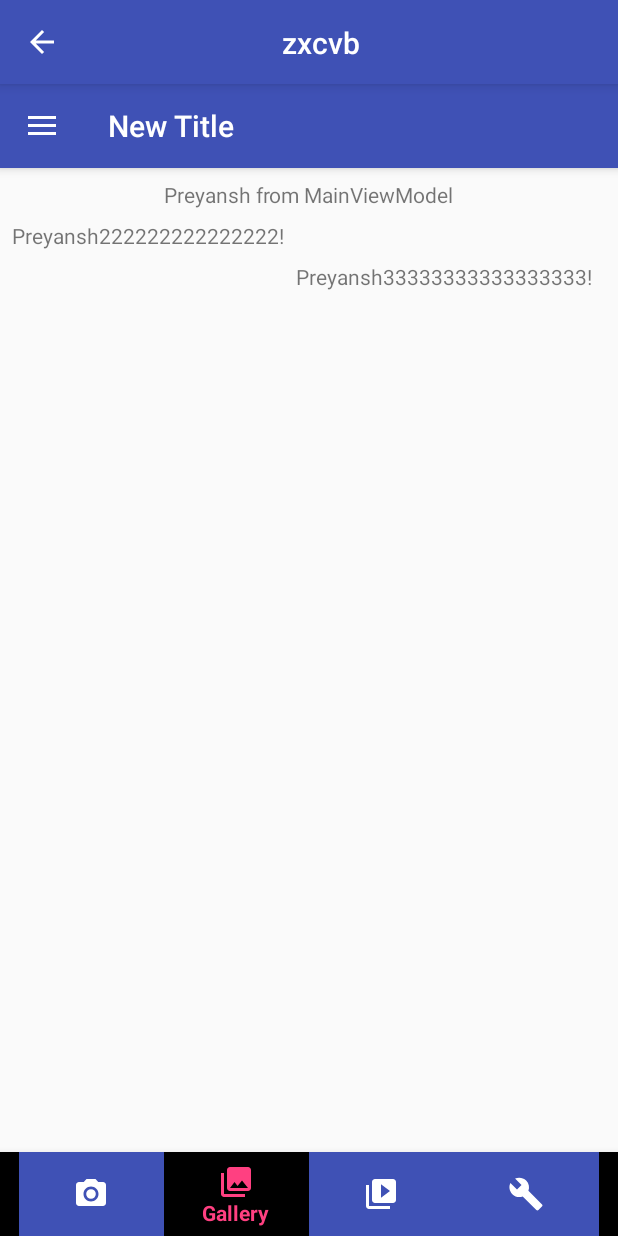
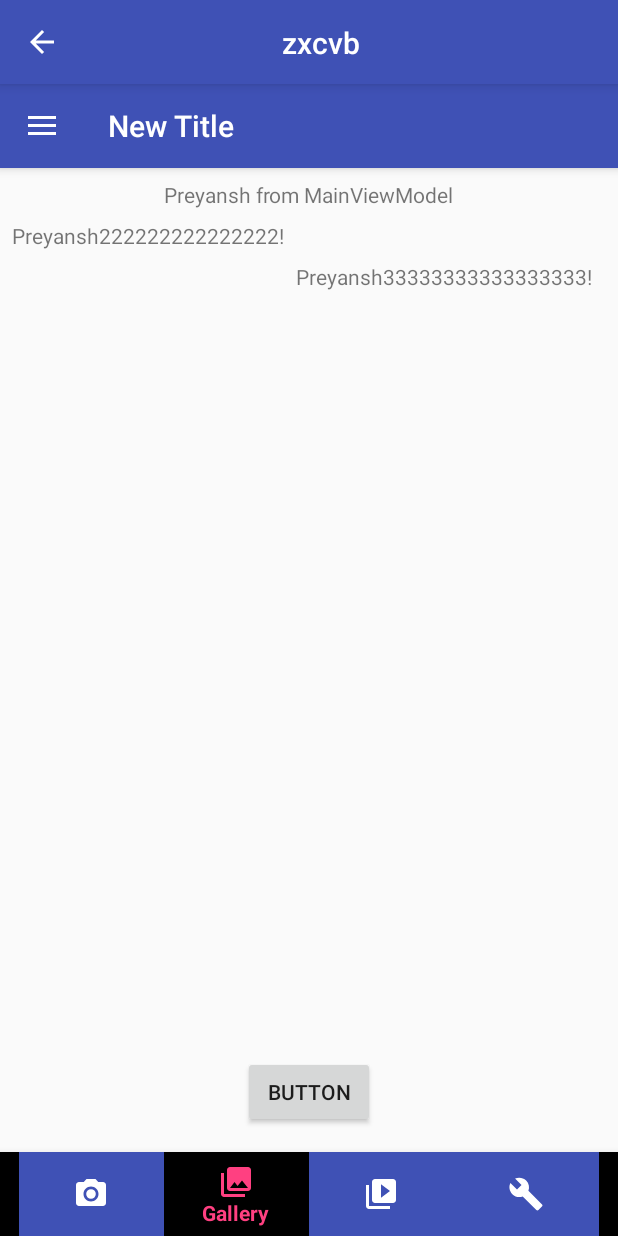
Before and after one commit to preyansh11911/KotlinStructure, an Android app: the screen it shows after launch (MainActivity), item 2 of the bottom bar chosen, on a phone screen of 412 x 824 dp. Run offline under Robolectric (Android 15) with nearby library versions, the phone set to English and light mode, and no system bars; our stand-ins replace data binding; 3 statements that could not run were skipped.

Commit message:
- changes

```diff
--- a/app/src/main/java/com/example/parth/kotlinpractice_2/home/HomeFragment.kt
+++ /dev/null
@@ -1,6 +0,0 @@
-package com.example.parth.kotlinpractice_2.home
-
-
-import android.support.v4.app.Fragment
-
-class HomeFragment : Fragment()
--- a/app/src/main/java/com/example/parth/kotlinpractice_2/module/MainActivity.kt
+++ b/app/src/main/java/com/example/parth/kotlinpractice_2/module/MainActivity.kt
@@ -12,7 +12,7 @@ import com.example.parth.kotlinpractice_2.databinding.NavHeaderDrawerBinding
 import com.example.parth.kotlinpractice_2.kotlin.setBottomNavigation
 import com.example.parth.kotlinpractice_2.support.CoreActivity
 
-class MainActivity : CoreActivity<MainActivity,ActivityMainBinding, MainViewModel>() {
+class MainActivity : CoreActivity<MainActivity, ActivityMainBinding, MainViewModel>() {
 
     companion object {
         fun getIntent(context: Context): Intent {
@@ -23,7 +23,7 @@ class MainActivity : CoreActivity<MainActivity,ActivityMainBinding, MainViewMode
 
     override fun onCreate(savedInstanceState: Bundle?) {
         super.onCreate(savedInstanceState)
-        setDefaults(this,R.layout.activity_main)
+        setDefaults(this, R.layout.activity_main)
     }
 
     override fun setVM(binding: ActivityMainBinding) {
@@ -47,11 +47,16 @@ class MainActivity : CoreActivity<MainActivity,ActivityMainBinding, MainViewMode
     }
 
     override fun bottomNavigation() {
-        this.setBottomNavigation {
+        setBottomNavigation {
             setMenu(R.menu.bottom_navigation)
             setBackgroundColor(R.drawable.bottom_navigation_background_color)
             setItemColor(R.color.colorAccent, android.R.color.white)
             shiftModeEnabled(false)
+            itemSelectedHandler { view ->
+                view.setOnNavigationItemSelectedListener { item ->
+                    viewModel.bottomNavigationClickHandler(item)
+                }
+            }
         }
     }
 }
--- a/app/src/main/java/com/example/parth/kotlinpractice_2/module/MainViewModel.kt
+++ b/app/src/main/java/com/example/parth/kotlinpractice_2/module/MainViewModel.kt
@@ -2,7 +2,11 @@ package com.example.parth.kotlinpractice_2.module
 
 import android.databinding.ObservableField
 import android.os.Handler
+import android.view.MenuItem
 import android.view.View
+import com.example.parth.kotlinpractice_2.R
+import com.example.parth.kotlinpractice_2.kotlin.Duration
+import com.example.parth.kotlinpractice_2.kotlin.toast
 import com.example.parth.kotlinpractice_2.support.ActivityViewModel
 
 class MainViewModel(_activity: MainActivity) : ActivityViewModel(_activity) {
@@ -25,4 +29,26 @@ class MainViewModel(_activity: MainActivity) : ActivityViewModel(_activity) {
     fun onSecondClick(view: View) {
         startActivity(SecondActivity.getIntent(coreActivity, isBackEnabled = true))
     }
+
+    fun bottomNavigationClickHandler(menuItem: MenuItem): Boolean {
+        when (menuItem.itemId) {
+            R.id.bottom_nav_camera -> {
+                coreActivity.toast("Tab CAMERA clicked", Duration.SHORT)
+                return true
+            }
+            R.id.bottom_nav_gallery -> {
+                coreActivity.toast("Tab GALLERY clicked", Duration.SHORT)
+                return true
+            }
+            R.id.bottom_nav_manage -> {
+                coreActivity.toast("Tab MANAGE clicked", Duration.SHORT)
+                return true
+            }
+            R.id.bottom_nav_slideshow -> {
+                coreActivity.toast("Tab SLIDESHOW clicked", Duration.SHORT)
+                return true
+            }
+        }
+        return false
+    }
 }
--- a/app/src/main/java/com/example/parth/kotlinpractice_2/support/BottomNavigationBuilder.kt
+++ b/app/src/main/java/com/example/parth/kotlinpractice_2/support/BottomNavigationBuilder.kt
@@ -102,4 +102,8 @@ class BottomNavigationBuilder(val coreActivity: CoreActivity<*, *, *>) {
             }
         }
     }
+
+    fun itemSelectedHandler(navigation: (BottomNavigationView) -> Unit) {
+        navigation(view)
+    }
 }
--- a/app/src/main/res/layout/activity_main.xml
+++ b/app/src/main/res/layout/activity_main.xml
@@ -46,5 +46,24 @@
             app:layout_constraintStart_toEndOf="@+id/tv2"
             app:layout_constraintTop_toBottomOf="@+id/tv2" />
 
+        <FrameLayout
+            android:id="@+id/box_home_layout"
+            android:layout_width="match_parent"
+            android:layout_height="0dp"
+            android:layout_marginBottom="8dp"
+            app:layout_constraintBottom_toTopOf="@+id/button"
+            app:layout_constraintTop_toTopOf="parent" />
+
+        <Button
+            android:id="@+id/button"
+            android:layout_width="wrap_content"
+            android:layout_height="wrap_content"
+            android:layout_marginBottom="16dp"
+            android:onClick="@{vm::onSecondClick}"
+            android:text="Button"
+            app:layout_constraintBottom_toBottomOf="parent"
+            app:layout_constraintEnd_toEndOf="parent"
+            app:layout_constraintStart_toStartOf="parent" />
+
     </android.support.constraint.ConstraintLayout>
 </layout>
--- a/app/src/main/res/menu/bottom_navigation.xml
+++ b/app/src/main/res/menu/bottom_navigation.xml
@@ -2,19 +2,19 @@
 <menu xmlns:android="http://schemas.android.com/apk/res/android">
 
     <item
-        android:id="@+id/nav_camera"
+        android:id="@+id/bottom_nav_camera"
         android:icon="@drawable/ic_menu_camera"
         android:title="Import" />
     <item
-        android:id="@+id/nav_gallery"
+        android:id="@+id/bottom_nav_gallery"
         android:icon="@drawable/ic_menu_gallery"
         android:title="Gallery" />
     <item
-        android:id="@+id/nav_slideshow"
+        android:id="@+id/bottom_nav_slideshow"
         android:icon="@drawable/ic_menu_slideshow"
         android:title="Slideshow" />
     <item
-        android:id="@+id/nav_manage"
+        android:id="@+id/bottom_nav_manage"
         android:icon="@drawable/ic_menu_manage"
         android:title="Tools" />
 
```
Also changed, not shown: app/src/main/java/com/example/parth/kotlinpractice_2/camera/CameraFragment.kt (added, +24 -0 lines), app/src/main/res/layout/fragment_camera.xml (added, +15 -0 lines), 1 other file.
